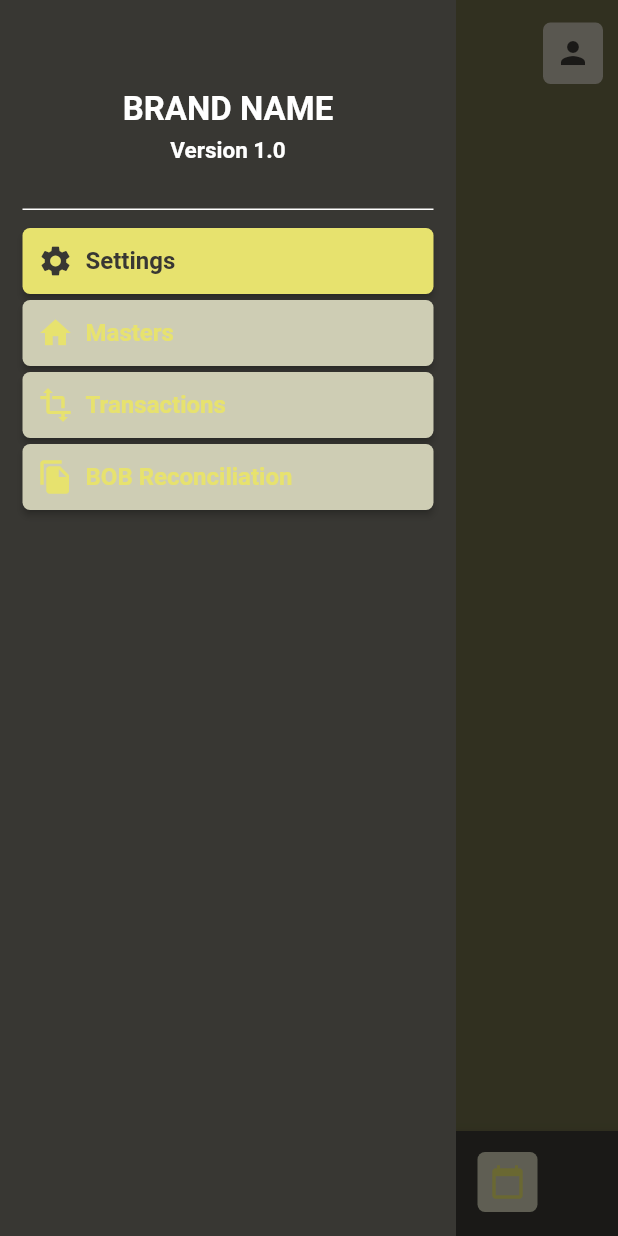
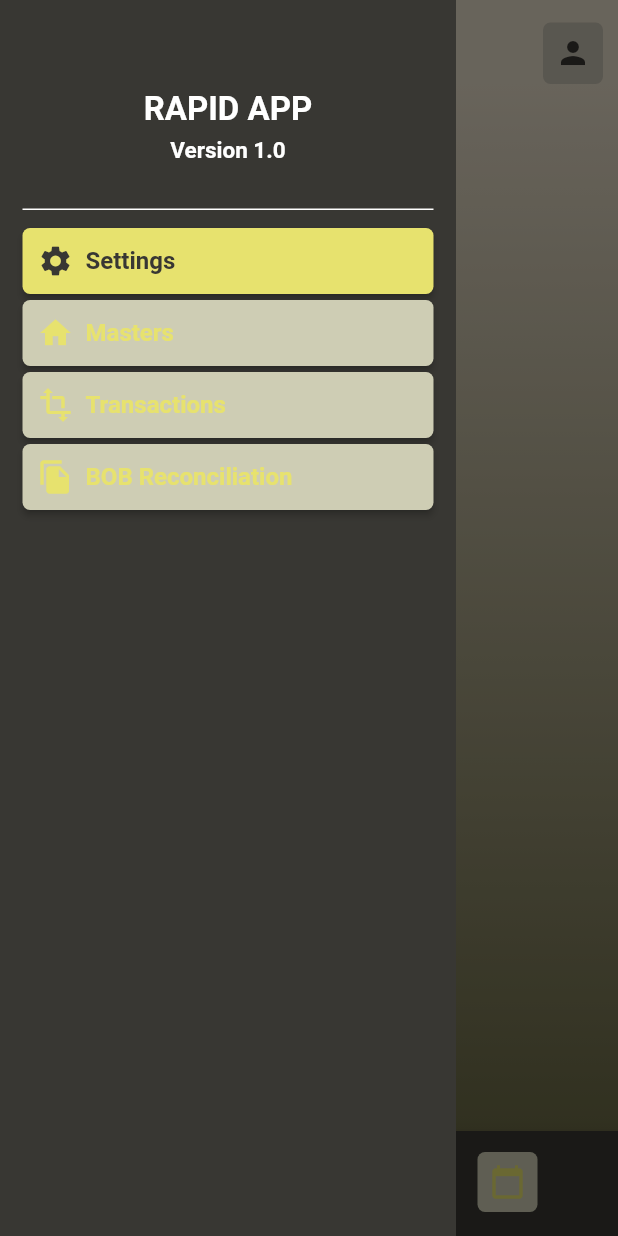
Before and after one commit to Muhammedjasir/rapid_mobile_app, a Flutter app: the Dashboard screen opened by its route, with the side drawer open, on a phone screen of 412 x 824 dp. Run offline on Flutter 3.47's test engine with Material 2 defaults, Android fonts, the phone set to English and light mode, and no system bars; our stand-ins replace get, get_storage; missing offline and left inert: folding_cell; accounts and stored records are empty.

```diff
--- a/lib/data/model/base/rapid_api_data.dart
+++ /dev/null
@@ -1,3 +0,0 @@
-class RapidApiData{
-
-}
--- a/lib/data/module/dashboard/dashboard_page.dart
+++ b/lib/data/module/dashboard/dashboard_page.dart
@@ -3,6 +3,7 @@ import 'package:get/get.dart';
 import 'package:rapid_mobile_app/data/module/dashboard/dashboard_controller.dart';
 import 'package:rapid_mobile_app/data/widget/app_bar_widget/app_bar_widget.dart';
 import 'package:rapid_mobile_app/data/widget/bottom_bar_widget/home_bottom_bar_widget.dart';
+import 'package:rapid_mobile_app/data/widget/container_widget/background_widget.dart';
 import 'package:rapid_mobile_app/data/widget/drawer_widget/side_drawer.dart';
 import 'package:rapid_mobile_app/res/values/colours.dart';
 import 'package:rapid_mobile_app/res/values/strings.dart';
@@ -22,32 +23,20 @@ class Dashboard extends GetView<DashboardController> {
         leadingIcon: Icons.menu,
         actionIcon: Icons.person,
       ),
-      body: _bodyWidget(context),
+      body: const BodyWidget(),
       bottomNavigationBar: const HomeBottomBarWidget(),
     );
   }
 }
 
-Widget _bodyWidget(BuildContext context) {
-  return Container(
-    decoration: const BoxDecoration(
-      gradient: LinearGradient(
-          colors: [
-            colours.background_top,
-            colours.background_bottom,
-          ],
-          begin: Alignment.topCenter,
-          end: Alignment.bottomCenter,
-          stops: [-707, -169]),
-    ),
-    child: Column(
-      children: <Widget>[
-        Container(
-          width: MediaQuery.of(context).size.width,
-          padding: const EdgeInsets.all(10),
-          // child: const AppBottomBarWidget(),
-        ),
-      ],
-    ),
-  );
+class BodyWidget extends StatelessWidget {
+  const BodyWidget({Key? key}) : super(key: key);
+
+  @override
+  Widget build(BuildContext context) {
+    return BackgroundWidget(
+      childWidget: Container(),
+      alignment: Alignment.topLeft,
+    );
+  }
 }
--- a/lib/data/widget/app_bar_widget/app_bar_widget.dart
+++ b/lib/data/widget/app_bar_widget/app_bar_widget.dart
@@ -49,7 +49,7 @@ class AppBarWidget extends StatelessWidget implements PreferredSizeWidget {
         ),
       ],
       elevation: 0,
-      backgroundColor: colours.background_bottom,
+      backgroundColor: colours.background_top,
     );
   }
 
--- a/lib/data/widget/drawer_widget/side_drawer.dart
+++ b/lib/data/widget/drawer_widget/side_drawer.dart
@@ -1,4 +1,3 @@
-import 'package:flutter/cupertino.dart';
 import 'package:flutter/material.dart';
 import 'package:rapid_mobile_app/data/widget/buttons_widget/drawer_elevated_button_widget.dart';
 import 'package:rapid_mobile_app/data/widget/text_widget/text_widget.dart';
@@ -18,7 +17,7 @@ class SideDrawer extends StatelessWidget {
           const Padding(
             padding: EdgeInsets.only(top: 45),
             child: TextWidget(
-              text: "BRAND NAME",
+              text: "RAPID APP",
               textSize: 22,
               textColor: colours.white,
             ),
--- a/lib/main.dart
+++ b/lib/main.dart
@@ -1,8 +1,10 @@
 import 'package:flutter/material.dart';
+import 'package:get/get.dart';
 import 'package:get/get_navigation/src/root/get_material_app.dart';
 import 'package:get/get_navigation/src/routes/get_route.dart';
 import 'package:get/get_utils/src/extensions/internacionalization.dart';
 import 'package:get_storage/get_storage.dart';
+import 'package:rapid_mobile_app/data/api/api_provider.dart';
 import 'package:rapid_mobile_app/res/values/strings.dart';
 
 import 'data/module/auth/login/login_binding.dart';
@@ -14,6 +16,9 @@ import 'data/module/dashboard/dashboard_page.dart';
 
 void main() async {
   await GetStorage.init();
+  Get.lazyPut(
+        () => ApiProvider(),
+  );
   runApp(MyApp());
 }
 
@@ -32,7 +37,7 @@ class MyApp extends StatelessWidget {
       binding: LoginBinding(),
     ),
     GetPage(
-      name: Strings.kdDashboardPage,
+      name: Strings.kDashboardPage,
       page: () => const Dashboard(),
       binding: DashboardBinding(),
     ),
@@ -48,7 +53,7 @@ class MyApp extends StatelessWidget {
         primarySwatch: Colors.grey,
       ),
       getPages: pages,
-      initialRoute: Strings.kdDashboardPage,
+      initialRoute: Strings.kLoginPage,
     );
   }
 }
--- a/lib/res/utils/local_storage.dart
+++ b/lib/res/utils/local_storage.dart
@@ -1,5 +1,3 @@
-import 'package:get/get.dart';
-import 'package:get_storage/get_storage.dart';
 
 class LocalStorage {
 
@@ -8,7 +6,7 @@ class LocalStorage {
   // final localStorage = GetStorage();
 
   //All storage Keys
-  // static const baseUrl = "base_url";
+
   static const token = "token";
   static const keyIsSynced = "is_synced";
   static const keyLogin = "login";
--- a/lib/res/values/strings.dart
+++ b/lib/res/values/strings.dart
@@ -5,7 +5,7 @@ class Strings {
   // page path
   static const kUrlConnectionPage = "/urlConnection";
   static const kLoginPage = "/login";
-  static const kdDashboardPage = "/dashboard";
+  static const kDashboardPage = "/dashboard";
 
   // storage string names
   static const kBaseUrl = "baseUrl";
--- a/lib/res/values/strings_trans.dart
+++ b/lib/res/values/strings_trans.dart
@@ -12,7 +12,7 @@ class StringsTrans extends Translations {
           Strings.kPassword: 'Password',
           Strings.kLogin: 'Login',
           Strings.kLoginTitle: 'Login to continue',
-          Strings.kdDashboardPage: 'Dashboard',
+          Strings.kDashboard: 'Dashboard',
           Strings.kHome: 'Home',
           Strings.kCalendar: 'Calendar',
         },
--- a/pubspec.yaml
+++ b/pubspec.yaml
@@ -18,7 +18,7 @@ publish_to: 'none' # Remove this line if you wish to publish to pub.dev
 version: 1.0.0+1
 
 environment:
-  sdk: ">=2.12.0 <3.0.0"
+  sdk: ">=2.15.0 <3.0.0"
 
 # Dependencies specify other packages that your package needs in order to work.
 # To automatically upgrade your package dependencies to the latest versions
```
Also changed, not shown: lib/data/api/api_provider.dart (+65 -42 lines), lib/data/api/http_method.dart (added, +13 -0 lines), lib/data/model/base/base_response.dart (added, +29 -0 lines), lib/data/model/base/rapid_response.dart (deleted, +0 -14 lines), lib/data/model/login_response.dart (deleted, +0 -41 lines), lib/data/module/auth/login/login_controller.dart (+28 -2 lines), lib/data/module/auth/login/login_page.dart (+10 -9 lines), lib/res/utils/extension/getx_controller_extension.dart (added, +10 -0 lines), lib/res/utils/rapid_controller.dart (added, +10 -0 lines), pubspec.lock.
